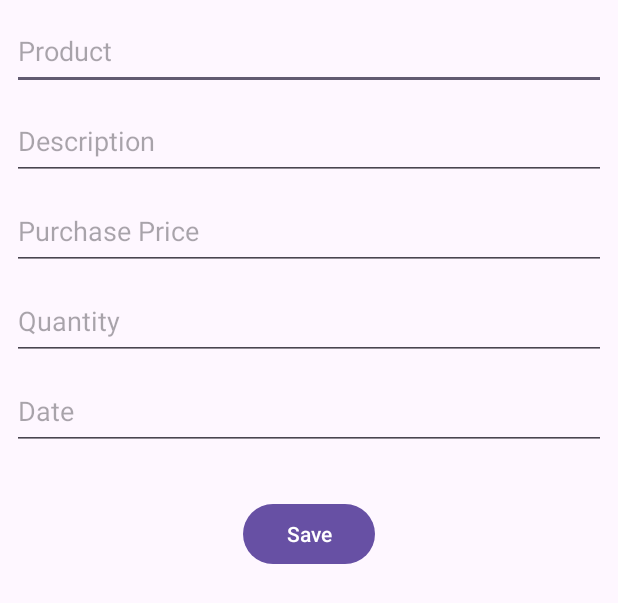
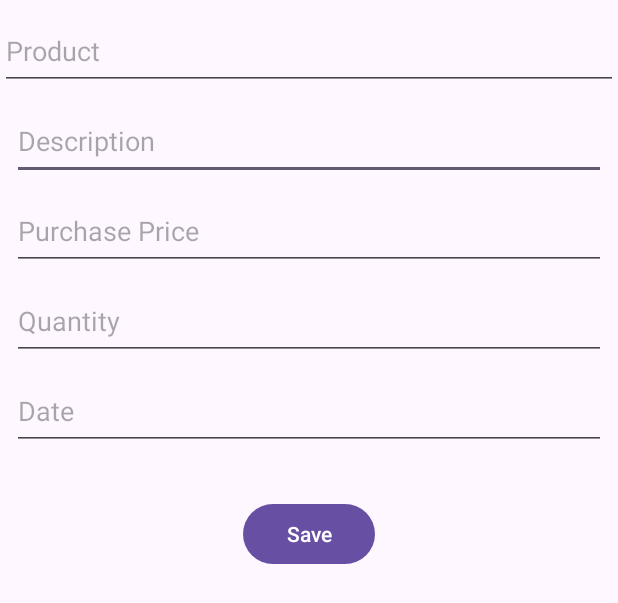
Before and after one commit to kchiwakaya/blackliquid, an Android app: the layout fragment_add_product.xml on its own in the app's theme, with its tools: preview values and no code run, on a phone screen of 412 x 824 dp. Shown: the top 603 px of the screen. Run offline under Robolectric (Android 15) with nearby library versions, the phone set to English and light mode, and no system bars.

Commit message:
cashout design

```diff
--- a/app/src/main/java/com/balckliquid/blackliquid/ProductFragment.kt
+++ b/app/src/main/java/com/balckliquid/blackliquid/ProductFragment.kt
@@ -11,7 +11,6 @@ import androidx.recyclerview.widget.RecyclerView
 import com.balckliquid.blackliquid.models.Util
 import com.balckliquid.blackliquid.views.ProductAdapter
 import com.balckliquid.blackliquid.databinding.FragmentProductBinding
-import com.balckliquid.blackliquid.databinding.FragmentSellBinding
 import com.google.firebase.firestore.ktx.firestore
 import com.google.firebase.firestore.toObject
 import com.google.firebase.ktx.Firebase
@@ -64,7 +63,7 @@ class ProductFragment : Fragment() {
         val adapter = ProductAdapter(requireContext(), products)
         recyclerView.adapter = adapter
         recyclerView.layoutManager = LinearLayoutManager(requireContext())
-
+        adapter.notifyDataSetChanged()
 
         binding.btnAddProdcut.setOnClickListener{
             val product = Util(binding.editLtProduct.text.toString())
--- a/app/src/main/res/layout/fragment_add_product.xml
+++ b/app/src/main/res/layout/fragment_add_product.xml
@@ -6,20 +6,6 @@
     android:layout_width="match_parent"
     android:layout_height="match_parent"
     tools:context=".AddProductFragment">
-
-    <EditText
-        android:id="@+id/editLsProduct"
-        android:layout_width="0dp"
-        android:layout_height="52dp"
-        android:layout_marginStart="8dp"
-        android:layout_marginTop="8dp"
-        android:layout_marginEnd="8dp"
-        android:ems="10"
-        android:hint="Product"
-        android:inputType="text"
-        app:layout_constraintEnd_toEndOf="parent"
-        app:layout_constraintStart_toStartOf="parent"
-        app:layout_constraintTop_toTopOf="parent" />
 
     <EditText
         android:id="@+id/editLsDescription"
@@ -33,7 +19,7 @@
         android:inputType="text"
         app:layout_constraintEnd_toEndOf="parent"
         app:layout_constraintStart_toStartOf="parent"
-        app:layout_constraintTop_toBottomOf="@+id/editLsProduct" />
+        app:layout_constraintTop_toBottomOf="@+id/txtProd" />
 
     <EditText
         android:id="@+id/editLsPPrice"
@@ -88,4 +74,14 @@
         app:layout_constraintEnd_toEndOf="parent"
         app:layout_constraintStart_toStartOf="parent"
         app:layout_constraintTop_toBottomOf="@+id/editLsDate" />
+
+    <AutoCompleteTextView
+        android:id="@+id/txtProd"
+        android:layout_width="0dp"
+        android:layout_height="52dp"
+        android:layout_marginTop="8dp"
+        android:hint="Product"
+        app:layout_constraintEnd_toEndOf="parent"
+        app:layout_constraintStart_toStartOf="parent"
+        app:layout_constraintTop_toTopOf="parent" />
 </androidx.constraintlayout.widget.ConstraintLayout>
--- a/app/src/main/res/layout/fragment_product.xml
+++ b/app/src/main/res/layout/fragment_product.xml
@@ -26,9 +26,8 @@
         android:layout_marginStart="8dp"
         android:layout_marginTop="8dp"
         android:layout_marginEnd="8dp"
-        android:ems="10"
+        android:hint="Name"
         android:inputType="text"
-        android:text="Name"
         app:layout_constraintEnd_toEndOf="parent"
         app:layout_constraintStart_toStartOf="parent"
         app:layout_constraintTop_toTopOf="parent" />
```
Also changed, not shown: app/src/main/java/com/balckliquid/blackliquid/AddProductFragment.kt (+45 -16 lines), app/src/main/java/com/balckliquid/blackliquid/views/MyCustomAdaper.kt (added, +19 -0 lines).
